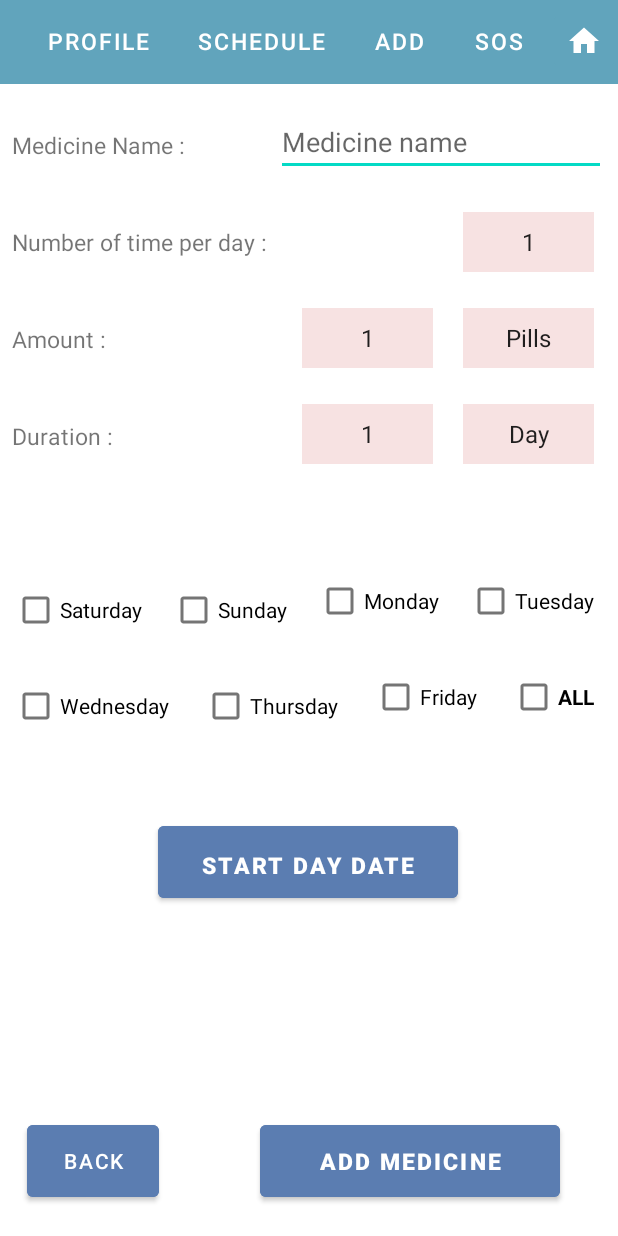
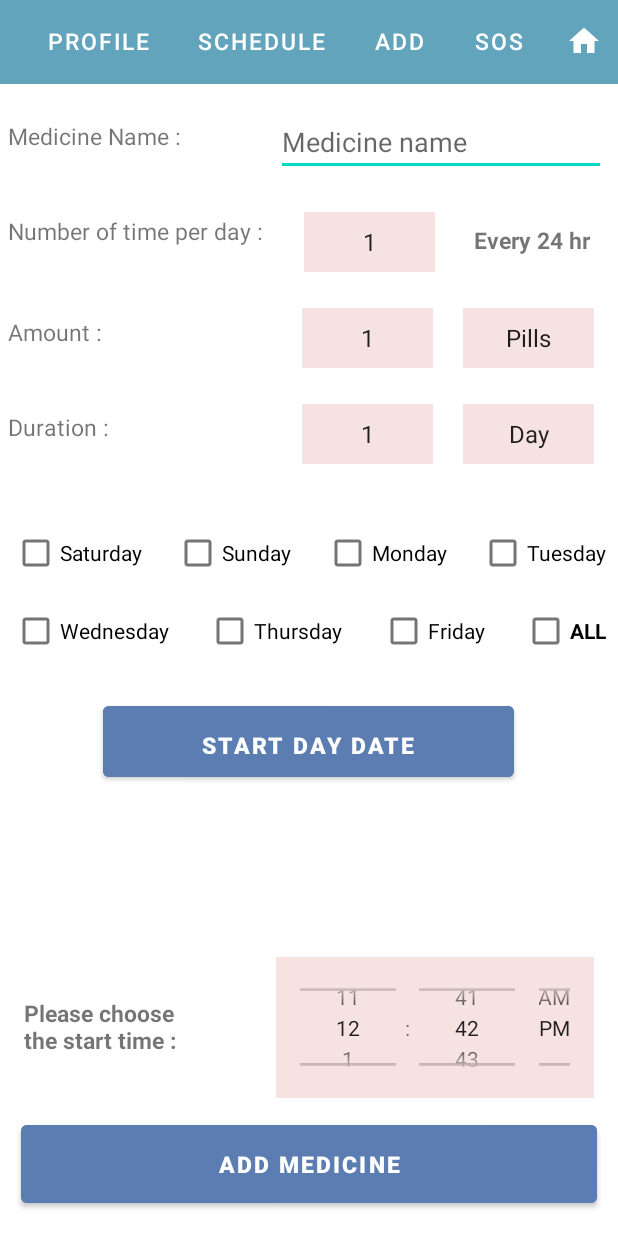
Before and after one commit to MohammedManni/CPIT99Project, an Android app: the Add_Medicine_Text screen opened directly, with no data from a screen before it, on a phone screen of 412 x 824 dp. Run offline under Robolectric (Android 15) with nearby library versions, the phone set to English and light mode, and no system bars.

Commit message:
(add_medicine_text design )

```diff
--- a/app/src/main/java/com/example/safemedicare/Add_Medicine_Text.java
+++ b/app/src/main/java/com/example/safemedicare/Add_Medicine_Text.java
@@ -16,6 +16,8 @@ import android.widget.DatePicker;
 import android.widget.EditText;
 import android.widget.ImageButton;
 import android.widget.Spinner;
+import android.widget.TextView;
+import android.widget.TimePicker;
 
 import androidx.appcompat.app.AppCompatActivity;
 
@@ -37,11 +39,13 @@ public class Add_Medicine_Text extends AppCompatActivity {
     String name, type;
     EditText medicineNameET;
     Spinner numberOfTimeSpin, amountNumberSpinner, amountTextSpinner, numberDurationSpin, textDurationSpin;
-    String NOTS, ANS, ATS, NDS,TDS;
+    String NOTS, ANS, ATS, NDS, TDS;
     CheckBox saturday, sunday, monday, tuesday, wednesday, thursday, friday, all;
     DatePickerDialog datePickerDialog;
     Button start_day_DATE;
     ArrayList spin1, spin2, spin3, spin4, spin5;
+    TextView everyH;
+    TimePicker timePicker;
 
     @Override
     protected void onCreate(Bundle savedInstanceState) {
@@ -76,6 +80,10 @@ public class Add_Medicine_Text extends AppCompatActivity {
         friday = findViewById(R.id.Friday);
         all = findViewById(R.id.ALL);
         start_day_DATE = findViewById(R.id.Start_day_DATE);
+        everyH= findViewById(R.id.everyH);
+        timePicker = (TimePicker) findViewById(R.id.timePickerMedicine); // initiate a time picker
+        timePicker.setCurrentHour(12); // before api level 23
+        timePicker.setHour(12); // from api level 23
         Button add_medicine = findViewById(R.id.Add_medicine);
         Button back = findViewById(R.id.back);
 
@@ -97,7 +105,7 @@ public class Add_Medicine_Text extends AppCompatActivity {
                     thursday.setClickable(false);
                     friday.setChecked(true);
                     friday.setClickable(false);
-                }else {
+                } else {
                     saturday.setChecked(false);
                     saturday.setClickable(true);
                     sunday.setChecked(false);
@@ -143,9 +151,9 @@ public class Add_Medicine_Text extends AppCompatActivity {
         add_medicine.setOnClickListener(new View.OnClickListener() {
             @Override
             public void onClick(View view) {
+                //AddMedicine(view);
 
 
-               // checkBox();
             }
         });
 
@@ -164,7 +172,7 @@ public class Add_Medicine_Text extends AppCompatActivity {
         spin4 = new ArrayList<>();
         spin5 = new ArrayList<>();
 
-        forLoopSpinner();
+
         ItemSelectedListener();
 
     }
@@ -203,15 +211,20 @@ public class Add_Medicine_Text extends AppCompatActivity {
     }
 
     public void ItemSelectedListener() {
+        forLoopSpinner();
         ArrayAdapter adapter1 = new ArrayAdapter(this, android.R.layout.simple_spinner_item, spin1);
         adapter1.setDropDownViewResource(android.R.layout.simple_spinner_dropdown_item);
+
         //Setting the ArrayAdapter data on the Spinner
         numberOfTimeSpin.setAdapter(adapter1);
         numberOfTimeSpin.setOnItemSelectedListener(new AdapterView.OnItemSelectedListener() {
             @Override
             public void onItemSelected(AdapterView<?> adapterView, View view, int i, long l) {
                 // NOTS = bankNamesDelete.get(i).toString();
-                NOTS = numberOfTimeSpin.getChildAt(i).toString();
+                double EH = Math.round( 24/Double.parseDouble(spin1.get(i).toString())) ;
+                int eh = (int) EH;
+                everyH.setText("Every "+eh+" hr");
+                NOTS = spin1.get(i).toString();
             }
 
             @Override
@@ -227,7 +240,7 @@ public class Add_Medicine_Text extends AppCompatActivity {
         amountNumberSpinner.setOnItemSelectedListener(new AdapterView.OnItemSelectedListener() {
             @Override
             public void onItemSelected(AdapterView<?> adapterView, View view, int i, long l) {
-                ANS = amountNumberSpinner.getChildAt(i).toString();
+                ANS = spin2.get(i).toString();
 
             }
 
@@ -244,8 +257,7 @@ public class Add_Medicine_Text extends AppCompatActivity {
         amountTextSpinner.setOnItemSelectedListener(new AdapterView.OnItemSelectedListener() {
             @Override
             public void onItemSelected(AdapterView<?> adapterView, View view, int i, long l) {
-                ATS = amountTextSpinner.getChildAt(i).toString();
-
+                ATS = spin3.get(i).toString();
             }
 
             @Override
@@ -261,7 +273,7 @@ public class Add_Medicine_Text extends AppCompatActivity {
         numberDurationSpin.setOnItemSelectedListener(new AdapterView.OnItemSelectedListener() {
             @Override
             public void onItemSelected(AdapterView<?> adapterView, View view, int i, long l) {
-                NDS = numberDurationSpin.getChildAt(i).toString();
+                NDS = spin4.get(i).toString();
             }
 
             @Override
@@ -277,7 +289,7 @@ public class Add_Medicine_Text extends AppCompatActivity {
         textDurationSpin.setOnItemSelectedListener(new AdapterView.OnItemSelectedListener() {
             @Override
             public void onItemSelected(AdapterView<?> adapterView, View view, int i, long l) {
-                TDS= textDurationSpin.getChildAt(i).toString();
+                TDS = spin5.get(i).toString();
 
             }
 
@@ -385,30 +397,32 @@ public class Add_Medicine_Text extends AppCompatActivity {
     }
 
     public void AddMedicine(View view) {
-
+        int hours = timePicker.getHour(); // after api level 23
+        int minutes = timePicker.getMinute(); // after api level 23
         String medicineName = medicineNameET.getText().toString();
         String numberOfTime = NOTS;
         String amountNumberSpinner = ANS;
         String amountTextSpinner = ATS;
         String numberDurationSpin = NDS;
         String textDurationSpin = TDS;
-        String Saturday = String.valueOf(saturday.isChecked()) ;
-        String Sunday = String.valueOf(sunday.isChecked()) ;
-        String Monday = String.valueOf(monday.isChecked()) ;
-        String Tuesday =String.valueOf(tuesday.isChecked()) ;
-        String Wednesday = String.valueOf(wednesday.isChecked()) ;
-        String Thursday =String.valueOf(thursday.isChecked()) ;
-        String Friday = String.valueOf(friday.isChecked()) ;
+        String Saturday = String.valueOf(saturday.isChecked());
+        String Sunday = String.valueOf(sunday.isChecked());
+        String Monday = String.valueOf(monday.isChecked());
+        String Tuesday = String.valueOf(tuesday.isChecked());
+        String Wednesday = String.valueOf(wednesday.isChecked());
+        String Thursday = String.valueOf(thursday.isChecked());
+        String Friday = String.valueOf(friday.isChecked());
         String date = start_day_DATE.getText().toString();
-        String userName= name;
-
-
+        String userName = name;
+        String timeH = String.valueOf(hours);
+        String timeM = String.valueOf(minutes);
+        String everyH;
 
         addMedicineToDB addEventToDB = new addMedicineToDB(this);
-        addEventToDB.execute( " ",medicineName ,numberOfTime ,amountNumberSpinner ,
-                amountTextSpinner , numberDurationSpin , textDurationSpin ,
-                Saturday ,Sunday ,Monday , Tuesday ,Wednesday ,Thursday ,
-                Friday ,date , userName);
+        addEventToDB.execute(" moooo", medicineName, numberOfTime, amountNumberSpinner,
+                amountTextSpinner, numberDurationSpin, textDurationSpin,
+                Saturday, Sunday, Monday, Tuesday, Wednesday, Thursday,
+                Friday, date, userName);
 
     }
 
@@ -442,9 +456,12 @@ public class Add_Medicine_Text extends AppCompatActivity {
                 String wednesday = params[11];
                 String thursday = params[12];
                 String friday = params[13];
-                    String all = params[14];
-                    String date = params[15];
-                    String userName= params[16];
+
+                String date = params[14];
+                String userName = params[15];
+                String timeH = params[16];
+                String timeM = params[17];
+
                 URL url = new URL(login_url);
                 HttpURLConnection httpURLConnection = (HttpURLConnection) url.openConnection();
                 httpURLConnection.setRequestMethod("POST");
@@ -459,14 +476,17 @@ public class Add_Medicine_Text extends AppCompatActivity {
                         + URLEncoder.encode("numberDurationSpin", "UTF-8") + "=" + URLEncoder.encode(numberDurationSpin, "UTF-8") + "&"
                         + URLEncoder.encode("textDurationSpin", "UTF-8") + "=" + URLEncoder.encode(textDurationSpin, "UTF-8") + "&"
                         + URLEncoder.encode("saturday", "UTF-8") + "=" + URLEncoder.encode(saturday, "UTF-8") + "&"
-                            + URLEncoder.encode("sunday", "UTF-8") + "=" + URLEncoder.encode(sunday, "UTF-8")+ "&"
-                            + URLEncoder.encode("monday", "UTF-8") + "=" + URLEncoder.encode(monday, "UTF-8")+ "&"
-                            + URLEncoder.encode("tuesday", "UTF-8") + "=" + URLEncoder.encode(tuesday, "UTF-8")+ "&"
-                            + URLEncoder.encode("wednesday", "UTF-8") + "=" + URLEncoder.encode(wednesday, "UTF-8")+ "&"
-                            + URLEncoder.encode("thursday", "UTF-8") + "=" + URLEncoder.encode(thursday, "UTF-8")+ "&"
-                            + URLEncoder.encode("friday", "UTF-8") + "=" + URLEncoder.encode(friday, "UTF-8")+ "&"
-                            + URLEncoder.encode("date", "UTF-8") + "=" + URLEncoder.encode(date, "UTF-8")+ "&"
-                            + URLEncoder.encode("userName", "UTF-8") + "=" + URLEncoder.encode(userName, "UTF-8");
+                        + URLEncoder.encode("sunday", "UTF-8") + "=" + URLEncoder.encode(sunday, "UTF-8") + "&"
+                        + URLEncoder.encode("monday", "UTF-8") + "=" + URLEncoder.encode(monday, "UTF-8") + "&"
+                        + URLEncoder.encode("tuesday", "UTF-8") + "=" + URLEncoder.encode(tuesday, "UTF-8") + "&"
+                        + URLEncoder.encode("wednesday", "UTF-8") + "=" + URLEncoder.encode(wednesday, "UTF-8") + "&"
+                        + URLEncoder.encode("thursday", "UTF-8") + "=" + URLEncoder.encode(thursday, "UTF-8") + "&"
+                        + URLEncoder.encode("friday", "UTF-8") + "=" + URLEncoder.encode(friday, "UTF-8") + "&"
+                        + URLEncoder.encode("date", "UTF-8") + "=" + URLEncoder.encode(date, "UTF-8") + "&"
+                        + URLEncoder.encode("userName", "UTF-8") + "=" + URLEncoder.encode(userName, "UTF-8")+ "&"
+                        + URLEncoder.encode("timeH", "UTF-8") + "=" + URLEncoder.encode(timeH, "UTF-8")+ "&"
+                        + URLEncoder.encode("timeM", "UTF-8") + "=" + URLEncoder.encode(timeM, "UTF-8")+ "&"
+                        + URLEncoder.encode("everyH", "UTF-8") + "=" + URLEncoder.encode(everyH.getText().toString(), "UTF-8");
                 bufferedWriter.write(post_data);
                 bufferedWriter.flush();
                 bufferedWriter.close();
--- a/app/src/main/res/layout/add_medicine_text.xml
+++ b/app/src/main/res/layout/add_medicine_text.xml
@@ -8,41 +8,31 @@
     >
 
     <CheckBox
-        android:id="@+id/Monday"
-        android:layout_width="wrap_content"
-        android:layout_height="wrap_content"
-        android:layout_marginTop="67dp"
-        android:text="Monday"
-        app:layout_constraintEnd_toStartOf="@+id/Tuesday"
-        app:layout_constraintHorizontal_bias="0.5"
-        app:layout_constraintStart_toEndOf="@+id/Sunday"
-        app:layout_constraintTop_toBottomOf="@+id/numberDurationSpin" />
-
-    <CheckBox
-        android:id="@+id/Wednesday"
-        android:layout_width="wrap_content"
-        android:layout_height="wrap_content"
-        android:layout_marginStart="8dp"
-        android:layout_marginTop="16dp"
-        android:text="Wednesday"
-        app:layout_constraintStart_toStartOf="parent"
-        app:layout_constraintTop_toBottomOf="@+id/Saturday" />
-
-    <CheckBox
         android:id="@+id/Tuesday"
         android:layout_width="wrap_content"
         android:layout_height="wrap_content"
-        android:layout_marginTop="67dp"
-        android:layout_marginEnd="16dp"
+        android:layout_marginTop="35dp"
+        android:layout_marginEnd="8dp"
         android:text="Tuesday"
         app:layout_constraintEnd_toEndOf="parent"
         app:layout_constraintTop_toBottomOf="@+id/TextDurationSpin" />
 
     <CheckBox
+        android:id="@+id/Sunday"
+        android:layout_width="wrap_content"
+        android:layout_height="wrap_content"
+        android:layout_marginTop="35dp"
+        android:text="Sunday"
+        app:layout_constraintEnd_toStartOf="@+id/Monday"
+        app:layout_constraintHorizontal_bias="0.5"
+        app:layout_constraintStart_toEndOf="@+id/Saturday"
+        app:layout_constraintTop_toBottomOf="@+id/DurtaionTextView" />
+
+    <CheckBox
         android:id="@+id/Friday"
         android:layout_width="wrap_content"
         android:layout_height="wrap_content"
-        android:layout_marginTop="16dp"
+        android:layout_marginTop="4dp"
         android:text="Friday"
         app:layout_constraintEnd_toStartOf="@+id/ALL"
         app:layout_constraintHorizontal_bias="0.5"
@@ -50,31 +40,41 @@
         app:layout_constraintTop_toBottomOf="@+id/Monday" />
 
     <CheckBox
+        android:id="@+id/Wednesday"
+        android:layout_width="wrap_content"
+        android:layout_height="wrap_content"
+        android:layout_marginStart="8dp"
+        android:layout_marginTop="4dp"
+        android:text="Wednesday"
+        app:layout_constraintStart_toStartOf="parent"
+        app:layout_constraintTop_toBottomOf="@+id/Saturday" />
+
+    <CheckBox
+        android:id="@+id/Saturday"
+        android:layout_width="wrap_content"
+        android:layout_height="wrap_content"
+        android:layout_marginStart="8dp"
+        android:layout_marginTop="35dp"
+        android:text="Saturday"
+        app:layout_constraintStart_toStartOf="parent"
+        app:layout_constraintTop_toBottomOf="@+id/DurtaionTextView" />
+
+    <CheckBox
         android:id="@+id/ALL"
         android:layout_width="wrap_content"
         android:layout_height="wrap_content"
-        android:layout_marginTop="16dp"
-        android:layout_marginEnd="16dp"
+        android:layout_marginTop="4dp"
+        android:layout_marginEnd="8dp"
         android:text="ALL"
         android:textStyle="bold"
         app:layout_constraintEnd_toEndOf="parent"
         app:layout_constraintTop_toBottomOf="@+id/Tuesday" />
 
     <CheckBox
-        android:id="@+id/Saturday"
-        android:layout_width="wrap_content"
-        android:layout_height="wrap_content"
-        android:layout_marginStart="8dp"
-        android:layout_marginTop="67dp"
-        android:text="Saturday"
-        app:layout_constraintStart_toStartOf="parent"
-        app:layout_constraintTop_toBottomOf="@+id/DurtaionTextView" />
-
-    <CheckBox
         android:id="@+id/Thursday"
         android:layout_width="wrap_content"
         android:layout_height="wrap_content"
-        android:layout_marginTop="16dp"
+        android:layout_marginTop="4dp"
         android:text="Thursday"
         app:layout_constraintEnd_toStartOf="@+id/Friday"
         app:layout_constraintHorizontal_bias="0.5"
@@ -82,68 +82,67 @@
         app:layout_constraintTop_toBottomOf="@+id/Sunday" />
 
     <CheckBox
-        android:id="@+id/Sunday"
+        android:id="@+id/Monday"
         android:layout_width="wrap_content"
         android:layout_height="wrap_content"
-        android:layout_marginTop="67dp"
-        android:text="Sunday"
-        app:layout_constraintEnd_toStartOf="@+id/Monday"
+        android:layout_marginTop="35dp"
+        android:text="Monday"
+        app:layout_constraintEnd_toStartOf="@+id/Tuesday"
         app:layout_constraintHorizontal_bias="0.5"
-        app:layout_constraintStart_toEndOf="@+id/Saturday"
-        app:layout_constraintTop_toBottomOf="@+id/DurtaionTextView" />
+        app:layout_constraintStart_toEndOf="@+id/Sunday"
+        app:layout_constraintTop_toBottomOf="@+id/numberDurationSpin" />
 
     <include
         android:id="@+id/toolbarMedication"
         layout="@layout/toolbar"
         tools:layout_editor_absoluteX="1dp"></include>
 
+
     <TextView
         android:id="@+id/MedicineName"
         android:layout_width="175dp"
         android:layout_height="35dp"
-        android:layout_marginStart="8dp"
-        android:layout_marginTop="30dp"
+        android:layout_marginStart="5dp"
+        android:layout_marginTop="24dp"
         android:text="Medicine Name :"
 
         android:textSize="15dp"
         app:layout_constraintStart_toStartOf="parent"
         app:layout_constraintTop_toBottomOf="@+id/toolbarMedication" />
 
+    <TextView
+        android:id="@+id/DurtaionTextView"
+        android:layout_width="175dp"
+        android:layout_height="35dp"
+        android:layout_marginStart="5dp"
+        android:layout_marginTop="28dp"
+        android:text="Duration :"
+        android:textSize="15dp"
+        app:layout_constraintStart_toStartOf="parent"
+        app:layout_constraintTop_toBottomOf="@+id/amountTextView" />
+
+    <TextView
+        android:id="@+id/amountTextView"
+        android:layout_width="175dp"
+        android:layout_height="35dp"
+        android:layout_marginStart="5dp"
+        android:layout_marginTop="32dp"
+        android:text="Amount :"
+        android:textSize="15dp"
+        app:layout_constraintStart_toStartOf="parent"
+        app:layout_constraintTop_toBottomOf="@+id/numberOfTimeView" />
 
     <TextView
         android:id="@+id/numberOfTimeView"
         android:layout_width="175dp"
         android:layout_height="35dp"
-        android:layout_marginStart="8dp"
-        android:layout_marginTop="29dp"
+        android:layout_marginStart="5dp"
+        android:layout_marginTop="28dp"
         android:text="Number of time per day :"
         android:textSize="15dp"
         app:layout_constraintStart_toStartOf="parent"
         app:layout_constraintTop_toBottomOf="@+id/MedicineName" />
 
-
-    <TextView
-        android:id="@+id/amountTextView"
-        android:layout_width="175dp"
-        android:layout_height="35dp"
-        android:layout_marginStart="8dp"
-        android:layout_marginTop="29dp"
-        android:text="Amount :"
-        android:textSize="15dp"
-        app:layout_constraintStart_toStartOf="parent"
-        app:layout_constraintTop_toBottomOf="@+id/numberOfTimeView" />
-
-
-    <TextView
-        android:id="@+id/DurtaionTextView"
-        android:layout_width="175dp"
-        android:layout_height="35dp"
-        android:layout_marginStart="8dp"
-        android:layout_marginTop="29dp"
-        android:text="Duration :"
-        android:textSize="15dp"
-        app:layout_constraintStart_toStartOf="parent"
-        app:layout_constraintTop_toBottomOf="@+id/amountTextView" />
 
     <EditText
         android:id="@+id/EditMedicineName"
@@ -159,28 +158,17 @@
 
     <Button
         android:id="@+id/Add_medicine"
-        android:layout_width="200dp"
-        android:layout_height="60dp"
-        android:layout_marginStart="67dp"
-        android:layout_marginEnd="39dp"
-        android:layout_marginBottom="20dp"
+        android:layout_width="384dp"
+        android:layout_height="64dp"
+        android:layout_marginStart="16dp"
+        android:layout_marginEnd="16dp"
+        android:layout_marginBottom="16dp"
         android:backgroundTint="#5B7DB1"
         android:text="Add Medicine"
         android:textSize="15dp"
         android:textStyle="bold"
         app:layout_constraintBottom_toBottomOf="parent"
         app:layout_constraintEnd_toEndOf="parent"
-        app:layout_constraintStart_toEndOf="@+id/back" />
-
-    <Button
-        android:id="@+id/back"
-        android:layout_width="wrap_content"
-        android:layout_height="60dp"
-        android:layout_marginStart="18dp"
-        android:layout_marginBottom="20dp"
-        android:backgroundTint="#5B7DB1"
-        android:text="Back"
-        app:layout_constraintBottom_toBottomOf="parent"
         app:layout_constraintStart_toStartOf="parent" />
 
     <Spinner
@@ -201,12 +189,12 @@
         android:layout_width="87dp"
         android:layout_height="40dp"
         android:layout_marginTop="24dp"
-        android:layout_marginEnd="16dp"
+        android:layout_marginEnd="20dp"
         android:background="#F7E2E2"
         android:spinnerMode="dropdown"
         android:textAlignment="center"
         android:textSize="15dp"
-        app:layout_constraintEnd_toEndOf="parent"
+        app:layout_constraintEnd_toStartOf="@+id/everyH"
         app:layout_constraintTop_toBottomOf="@+id/EditMedicineName" />
 
     <Spinner
@@ -250,16 +238,19 @@
 
     <Button
         android:id="@+id/Start_day_DATE"
-        android:layout_width="200dp"
-        android:layout_height="60dp"
-        android:layout_marginTop="50dp"
+        android:layout_width="274dp"
+        android:layout_height="59dp"
+        android:layout_marginStart="68dp"
+        android:layout_marginTop="20dp"
+        android:layout_marginEnd="69dp"
+        android:layout_marginBottom="22dp"
         android:backgroundTint="#5B7DB1"
         android:padding="15dp"
         android:text="Start day DATE"
         android:textSize="15dp"
         android:textStyle="bold"
+        app:layout_constraintBottom_toTopOf="@+id/timePicker"
         app:layout_constraintEnd_toEndOf="parent"
-        app:layout_constraintHorizontal_bias="0.497"
         app:layout_constraintStart_toStartOf="parent"
         app:layout_constraintTop_toBottomOf="@+id/Wednesday" />
 
@@ -269,18 +260,46 @@
         android:layout_height="wrap_content"
         app:constraint_referenced_ids="Monday,Thursday,ALL,Tuesday,Saturday,Sunday,Wednesday,Friday" />
 
-    <androidx.constraintlayout.widget.Barrier
-        android:id="@+id/barrier5"
-        android:layout_width="wrap_content"
-        android:layout_height="wrap_content"
-        app:barrierDirection="top"
-        app:constraint_referenced_ids="Monday,Thursday,ALL,Tuesday,Saturday,Sunday,Wednesday,Friday" />
+    <TimePicker
+        android:id="@+id/timePickerMedicine"
+        android:layout_width="212dp"
+        android:layout_height="94dp"
+        android:layout_marginStart="50dp"
+        android:layout_marginEnd="16dp"
+        android:layout_marginBottom="12dp"
+        android:background="#F7E2E2"
+        android:timePickerMode="spinner"
+        app:layout_constraintBottom_toTopOf="@+id/Add_medicine"
+        app:layout_constraintEnd_toEndOf="parent"
+        app:layout_constraintStart_toEndOf="@+id/StartDayTime" />
 
-    <androidx.constraintlayout.widget.Barrier
-        android:id="@+id/barrier7"
-        android:layout_width="wrap_content"
-        android:layout_height="wrap_content"
-        app:barrierDirection="top"
-        app:constraint_referenced_ids="Add_medicine" />
+    <TextView
+        android:id="@+id/StartDayTime"
+        android:layout_width="117dp"
+        android:layout_height="41dp"
+        android:layout_marginStart="16dp"
+        android:layout_marginBottom="38dp"
+        android:text="Please choose the start time :"
+        android:textSize="15dp"
+        android:textStyle="bold"
+        app:layout_constraintBottom_toTopOf="@+id/Add_medicine"
+        app:layout_constraintStart_toStartOf="parent" />
+
+    <TextView
+        android:id="@+id/everyH"
+        android:layout_width="88dp"
+        android:layout_height="29dp"
+        android:layout_marginTop="32dp"
+        android:layout_marginEnd="14dp"
+        android:layout_marginBottom="27dp"
+        android:elegantTextHeight="true"
+        android:text="Every 12 hr"
+        android:textAlignment="center"
+
+        android:textSize="15dp"
+        android:textStyle="bold"
+        app:layout_constraintBottom_toTopOf="@+id/amountTextSpinner"
+        app:layout_constraintEnd_toEndOf="parent"
+        app:layout_constraintTop_toBottomOf="@+id/EditMedicineName" />
 
 </androidx.constraintlayout.widget.ConstraintLayout>
```
Lines whose indentation alone changed are shown as unchanged.
